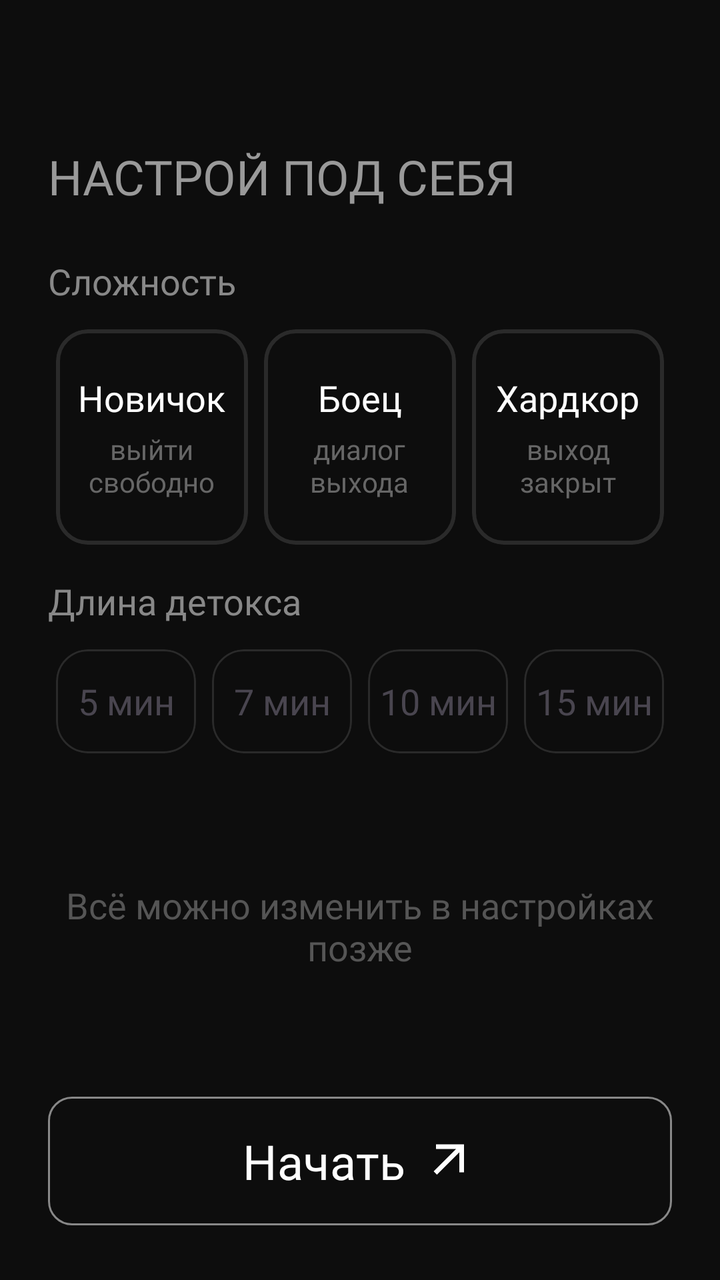
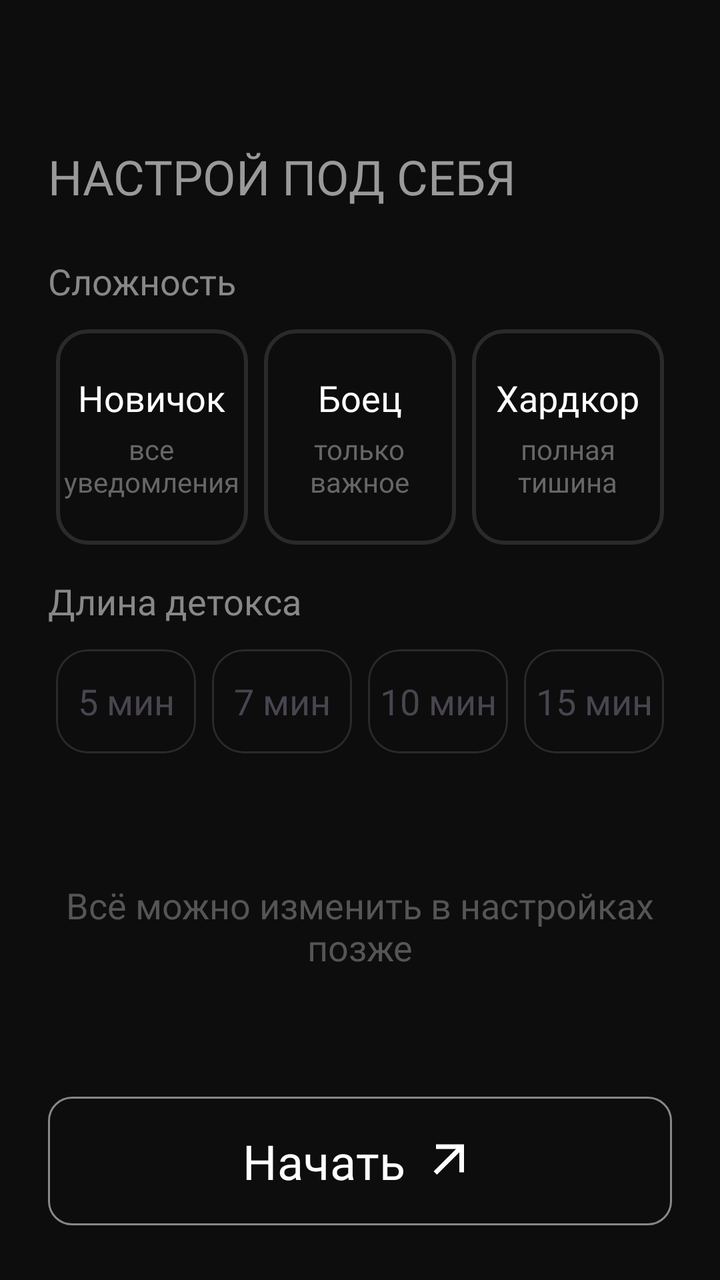

Two renders of the same Android screen: before a commit and after it. Below are the layout's source before the change and the commit's diff.
<!-- AndroidManifest.xml: application theme Theme.BoredomFocus -->
<!-- res/layout/onboarding_fragment_third.xml -->
<?xml version="1.0" encoding="utf-8"?>
<androidx.constraintlayout.widget.ConstraintLayout xmlns:android="http://schemas.android.com/apk/res/android"
    xmlns:app="http://schemas.android.com/apk/res-auto"
    xmlns:tools="http://schemas.android.com/tools"
    android:id="@+id/onboarding3"
    android:layout_width="match_parent"
    android:layout_height="match_parent"
    android:background="#0D0D0D"
    android:padding="24dp">

    <TextView
        android:id="@+id/tvOnboarding3Title"
        android:layout_width="wrap_content"
        android:layout_height="wrap_content"
        android:fontFamily="@font/inter_medium"
        android:text="Настрой под себя"
        android:textAllCaps="true"
        android:textColor="#999999"
        android:textSize="24sp"
        android:layout_marginTop="48dp"
        app:layout_constraintStart_toStartOf="parent"
        app:layout_constraintTop_toTopOf="parent" />

    <TextView
        android:id="@+id/tvOnboarding3Difficulty"
        android:layout_width="wrap_content"
        android:layout_height="wrap_content"
        android:text="Сложность"
        android:fontFamily="@font/inter_regular"
        android:textSize="18sp"
        android:textColor="#888888"
        android:layout_marginTop="24dp"
        android:paddingBottom="8dp"
        app:layout_constraintStart_toStartOf="parent"
        app:layout_constraintTop_toBottomOf="@+id/tvOnboarding3Title" />

    <LinearLayout
        android:id="@+id/llSettingsDifficultyButtons"
        android:layout_width="0dp"
        android:layout_height="wrap_content"
        android:orientation="horizontal"
        app:layout_constraintEnd_toEndOf="parent"
        app:layout_constraintStart_toStartOf="parent"
        app:layout_constraintTop_toBottomOf="@+id/tvOnboarding3Difficulty">

        <com.google.android.material.card.MaterialCardView
            android:id="@+id/cardDifficultyBeginner"
            android:layout_width="0dp"
            android:layout_height="wrap_content"
            android:layout_weight="1"
            app:cardBackgroundColor="@android:color/transparent"
            app:cardCornerRadius="16dp"
            app:strokeColor="@color/card_unselected"
            app:strokeWidth="2dp"
            android:layout_marginStart="4dp"
            android:layout_marginTop="4dp"
            android:layout_marginBottom="4dp">

            <LinearLayout
                android:layout_width="match_parent"
                android:layout_height="match_parent"
                android:gravity="center"
                android:orientation="vertical"
                android:paddingVertical="22dp">

                <TextView
                    android:id="@+id/tvDifficultyBeginner"
                    android:layout_width="wrap_content"
                    android:layout_height="wrap_content"
                    android:fontFamily="@font/inter_bold"
                    android:text="Новичок"
                    android:textColor="@color/white"
                    android:textSize="18sp" />

                <TextView
                    android:id="@+id/tvDifficultyBeginner2"
                    android:layout_width="wrap_content"
                    android:layout_height="wrap_content"
                    android:layout_marginTop="4dp"
                    android:fontFamily="@font/inter_regular"
                    android:gravity="center"
                    android:text="выйти\nсвободно"
                    android:textColor="#666666"
                    android:textSize="14sp" />

            </LinearLayout>

        </com.google.android.material.card.MaterialCardView>

        <com.google.android.material.card.MaterialCardView
            android:id="@+id/cardDifficultyFighter"
            android:layout_width="0dp"
            android:layout_height="wrap_content"
            android:layout_marginStart="8dp"
            android:layout_marginEnd="8dp"
            android:layout_weight="1"
            app:cardBackgroundColor="@android:color/transparent"
            app:cardCornerRadius="16dp"
            app:strokeColor="@color/card_unselected"
            app:strokeWidth="2dp"
            android:layout_marginTop="4dp"
            android:layout_marginBottom="4dp">

            <LinearLayout
                android:layout_width="match_parent"
                android:layout_height="match_parent"
                android:gravity="center"
                android:orientation="vertical"
                android:paddingVertical="22dp">

                <TextView
                    android:id="@+id/tvDifficultyFighter"
                    android:layout_width="wrap_content"
                    android:layout_height="wrap_content"
                    android:fontFamily="@font/inter_bold"
                    android:text="Боец"
                    android:textColor="@color/white"
                    android:textSize="18sp" />

                <TextView
                    android:id="@+id/tvDifficultyFighter2"
                    android:layout_width="wrap_content"
                    android:layout_height="wrap_content"
                    android:layout_marginTop="4dp"
                    android:fontFamily="@font/inter_regular"
                    android:gravity="center"
                    android:text="диалог\nвыхода"
                    android:textColor="#666666"
                    android:textSize="14sp" />

            </LinearLayout>

        </com.google.android.material.card.MaterialCardView>

        <com.google.android.material.card.MaterialCardView
            android:id="@+id/cardDifficultyHardcore"
            android:layout_width="0dp"
            android:layout_height="wrap_content"
            android:layout_weight="1"
            app:cardBackgroundColor="@android:color/transparent"
            app:cardCornerRadius="16dp"
            app:strokeColor="@color/card_unselected"
            app:strokeWidth="2dp"
            android:layout_marginEnd="4dp"
            android:layout_marginTop="4dp"
            android:layout_marginBottom="4dp">

            <LinearLayout
                android:layout_width="match_parent"
                android:layout_height="match_parent"
                android:gravity="center"
                android:orientation="vertical"
                android:paddingVertical="22dp">

                <TextView
                    android:id="@+id/tvDifficultyHardcore"
                    android:layout_width="wrap_content"
                    android:layout_height="wrap_content"
                    android:fontFamily="@font/inter_bold"
                    android:text="Хардкор"
                    android:textColor="@color/white"
                    android:textSize="18sp" />

                <TextView
                    android:id="@+id/tvDifficultyHardcore2"
                    android:layout_width="wrap_content"
                    android:layout_height="wrap_content"
                    android:layout_marginTop="4dp"
                    android:fontFamily="@font/inter_regular"
                    android:gravity="center"
                    android:text="выход\nзакрыт"
                    android:textColor="#666666"
                    android:textSize="14sp" />

            </LinearLayout>

        </com.google.android.material.card.MaterialCardView>

    </LinearLayout>

    <TextView
        android:id="@+id/tvOnboarding3DetoxDuration"
        android:layout_width="wrap_content"
        android:layout_height="wrap_content"
        android:fontFamily="@font/inter_regular"
        android:paddingBottom="8dp"
        android:text="Длина детокса"
        android:textColor="#888888"
        android:textSize="18sp"
        android:layout_marginTop="12dp"
        app:layout_constraintStart_toStartOf="parent"
        app:layout_constraintTop_toBottomOf="@+id/llSettingsDifficultyButtons" />

    <LinearLayout
        android:id="@+id/llSettingsTimeButtons"
        android:layout_width="0dp"
        android:layout_height="wrap_content"
        android:orientation="horizontal"
        app:layout_constraintEnd_toEndOf="parent"
        app:layout_constraintStart_toStartOf="parent"
        app:layout_constraintTop_toBottomOf="@+id/tvOnboarding3DetoxDuration">

        <com.google.android.material.card.MaterialCardView
            android:id="@+id/cardTimeFive"
            style="@style/DurationChoiceStyle2"
            android:layout_weight="1"
            android:layout_marginTop="4dp"
            android:layout_marginBottom="4dp">

            <TextView
                android:layout_width="match_parent"
                android:layout_height="match_parent"
                android:fontFamily="@font/inter_medium"
                android:gravity="center"
                android:text="5 мин"
                android:textSize="18sp" />

        </com.google.android.material.card.MaterialCardView>

        <com.google.android.material.card.MaterialCardView
            android:id="@+id/cardTimeSeven"
            style="@style/DurationChoiceStyle2"
            android:layout_weight="1"
            android:layout_marginTop="4dp"
            android:layout_marginBottom="4dp">

            <TextView
                android:layout_width="match_parent"
                android:layout_height="match_parent"
                android:fontFamily="@font/inter_medium"
                android:gravity="center"
                android:text="7 мин"
                android:textSize="18sp" />

        </com.google.android.material.card.MaterialCardView>

        <com.google.android.material.card.MaterialCardView
            android:id="@+id/cardTimeTen"
            style="@style/DurationChoiceStyle2"
            android:layout_weight="1"
            android:layout_marginTop="4dp"
            android:layout_marginBottom="4dp">

            <TextView
                android:layout_width="match_parent"
                android:layout_height="match_parent"
                android:fontFamily="@font/inter_medium"
                android:gravity="center"
                android:text="10 мин"
                android:textSize="18sp" />

        </com.google.android.material.card.MaterialCardView>

        <com.google.android.material.card.MaterialCardView
            android:id="@+id/cardTimeFifteen"
            style="@style/DurationChoiceStyle2"
            android:layout_weight="1"
            android:layout_marginTop="4dp"
            android:layout_marginBottom="4dp">

            <TextView
                android:layout_width="match_parent"
                android:layout_height="match_parent"
                android:fontFamily="@font/inter_medium"
                android:gravity="center"
                android:text="15 мин"
                android:textSize="18sp" />

        </com.google.android.material.card.MaterialCardView>

    </LinearLayout>

    <TextView
        android:id="@+id/tvOnboarding3Description"
        android:layout_width="wrap_content"
        android:layout_height="wrap_content"
        android:fontFamily="@font/inter_medium"
        android:text="Всё можно изменить в настройках позже"
        android:textAlignment="center"
        android:textColor="#555555"
        android:textSize="18sp"
        app:layout_constraintBottom_toTopOf="@+id/lineOnboarding3"
        app:layout_constraintEnd_toEndOf="parent"
        app:layout_constraintStart_toStartOf="parent"
        app:layout_constraintTop_toBottomOf="@+id/llSettingsTimeButtons" />

    <androidx.constraintlayout.widget.Guideline
        android:id="@+id/lineOnboarding3"
        android:layout_width="match_parent"
        android:layout_height="match_parent"
        android:orientation="horizontal"
        app:layout_constraintGuide_percent="0.88"/>

    <com.google.android.material.button.MaterialButton
        android:id="@+id/btnOnboarding3Start"
        android:layout_width="match_parent"
        android:layout_height="wrap_content"
        android:backgroundTint="#0D0D0D"
        android:fontFamily="@font/inter_bold"
        android:paddingVertical="16dp"
        android:text="Начать"
        android:textColor="@color/white"
        android:textSize="24sp"
        app:cornerRadius="12dp"
        app:icon="@drawable/ic_arrow_right_up"
        app:iconGravity="textEnd"
        app:iconSize="28dp"
        app:iconTint="@color/white"
        app:layout_constraintBottom_toBottomOf="parent"
        app:layout_constraintEnd_toEndOf="parent"
        app:layout_constraintHorizontal_bias="0.5"
        app:layout_constraintStart_toStartOf="parent"
        app:layout_constraintTop_toTopOf="@+id/lineOnboarding3"
        app:strokeColor="#888888"
        app:strokeWidth="1dp" />

</androidx.constraintlayout.widget.ConstraintLayout>
<!-- resources referenced by this layout -->
<resources>
  <color name="card_unselected">#2A2A2A</color>
  <color name="white">#FFFFFFFF</color>
  <!-- drawable ic_arrow_right_up (drawable) -->
  <vector xmlns:android="http://schemas.android.com/apk/res/android" android:autoMirrored="true" android:height="24dp" android:tint="#000000" android:viewportHeight="960" android:viewportWidth="960" android:width="24dp">
        
      <path android:fillColor="@android:color/white" android:pathData="M256,720L200,664L584,280L240,280L240,200L720,200L720,680L640,680L640,336L256,720Z"/>
      
  </vector>
  <style name="DurationChoiceStyle2">
          <item name="android:layout_width">0dp</item>
          <item name="android:layout_height">52dp</item>
          <item name="android:layout_marginEnd">4dp</item>
          <item name="android:layout_marginStart">4dp</item>
  
          <item name="cardCornerRadius">16dp</item>
          <item name="cardBackgroundColor">@android:color/transparent</item>
  
          <item name="strokeWidth">1dp</item>
          <item name="strokeColor">#2A2A2A</item>
  
      </style>
  <style name="Theme.BoredomFocus" parent="Base.Theme.BoredomFocus" />
  <style name="Base.Theme.BoredomFocus" parent="Theme.Material3.DayNight.NoActionBar">
  
          <item name="android:windowBackground">#0D0D0D</item>
  
          <item name="android:statusBarColor">#0D0D0D</item>
          <item name="android:navigationBarColor">#0D0D0D</item>
  
          <item name="android:windowLightStatusBar">false</item>
          <item name="android:windowLightNavigationBar" tools:targetApi="o_mr1">false</item>
  
          <item name="android:windowDrawsSystemBarBackgrounds">true</item>
          <item name="android:enforceNavigationBarContrast" tools:targetApi="q">false</item>
  
      </style>
</resources>

<!-- the commit's change to res/layout/onboarding_fragment_third.xml (unified diff, before → after) -->
@@ -79,7 +79,7 @@
                     android:layout_marginTop="4dp"
                     android:fontFamily="@font/inter_regular"
                     android:gravity="center"
-                    android:text="выйти\nсвободно"
+                    android:text="все\nуведомления"
                     android:textColor="#666666"
                     android:textSize="14sp" />
 
@@ -124,7 +124,7 @@
                     android:layout_marginTop="4dp"
                     android:fontFamily="@font/inter_regular"
                     android:gravity="center"
-                    android:text="диалог\nвыхода"
+                    android:text="только\nважное"
                     android:textColor="#666666"
                     android:textSize="14sp" />
 
@@ -168,7 +168,7 @@
                     android:layout_marginTop="4dp"
                     android:fontFamily="@font/inter_regular"
                     android:gravity="center"
-                    android:text="выход\nзакрыт"
+                    android:text="полная\nтишина"
                     android:textColor="#666666"
                     android:textSize="14sp" />
 
